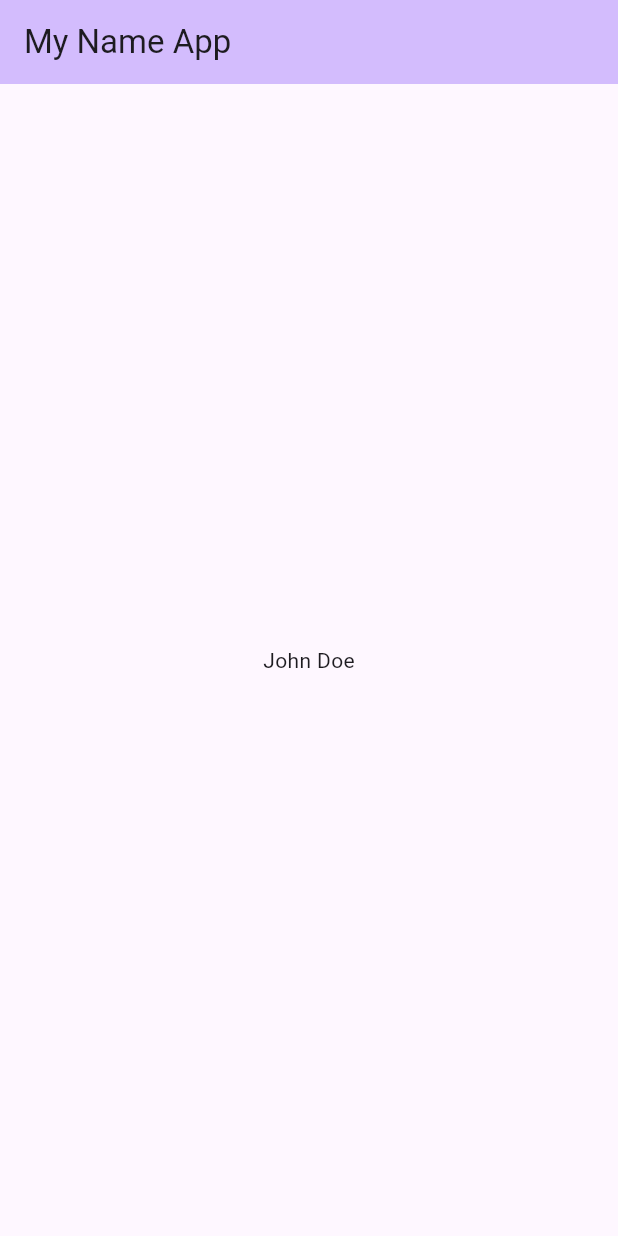
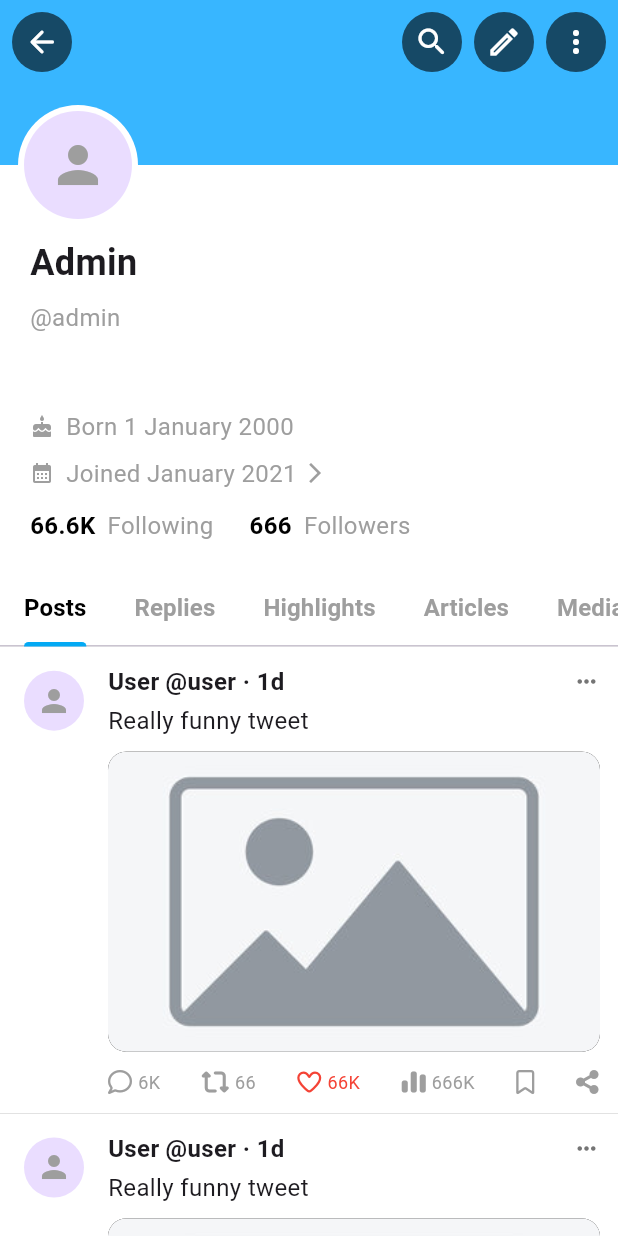
Before and after one commit to ppersimmon/flutter-learning, a Flutter app: the screen it shows after launch, on a phone screen of 412 x 824 dp. Run offline on Flutter 3.47's test engine with Material 3 defaults, Android fonts, the phone set to English and light mode, and no system bars; our stand-ins replace font_awesome_flutter.

Commit message:
feat: add homework 3

```diff
--- a/hw_01/lib/main.dart
+++ b/hw_01/lib/main.dart
@@ -1,5 +1,5 @@
 import 'package:flutter/material.dart';
-import 'person.dart';
+import 'pages/account.dart';
 
 void main() {
   runApp(const MyApp());
@@ -11,37 +11,8 @@ class MyApp extends StatelessWidget {
   @override
   Widget build(BuildContext context) {
     return MaterialApp(
-      title: 'Show My Name',
-      theme: ThemeData(
-        colorScheme: .fromSeed(seedColor: Colors.deepPurple),
-      ),
-      home: const MyHomePage(title: 'My Name App'),
+      debugShowCheckedModeBanner: false,
+      home: const AccountPage(),
     );
   }
 }
-
-class MyHomePage extends StatefulWidget {
-  const MyHomePage({super.key, required this.title});
-
-  final String title;
-
-  @override
-  State<MyHomePage> createState() => _MyHomePageState();
-}
-
-class _MyHomePageState extends State<MyHomePage> {
-  final Person person = Person(firstName: 'John', lastName: 'Doe');
-
-  @override
-  Widget build(BuildContext context) {
-    return Scaffold(
-      appBar: AppBar(
-        backgroundColor: Theme.of(context).colorScheme.inversePrimary,
-        title: Text(widget.title),
-      ),
-      body: Center(
-        child: Text('${person.firstName} ${person.lastName}'),
-      ),
-    );
-  }
-}
--- /dev/null
+++ b/hw_01/lib/pages/account.dart
@@ -0,0 +1,43 @@
+import 'package:flutter/material.dart';
+import 'package:hw_01/widgets/post_item.dart';
+import '../widgets/app_bar.dart';
+import '../widgets/account_tab_bar.dart';
+import '../widgets/profile_info.dart';
+
+class AccountPage extends StatelessWidget {
+  const AccountPage({super.key});
+
+  @override
+  Widget build(BuildContext context) {
+    return DefaultTabController(
+      length: 6,
+      child: Scaffold(
+        backgroundColor: Colors.white,
+        body: CustomScrollView(
+          slivers: [
+            const AccountAppBar(),
+
+            SliverToBoxAdapter(
+              child: ProfileInfo(),
+            ),
+
+            const SliverToBoxAdapter(
+              child: Padding(
+                padding: EdgeInsets.only(top: 20.0),
+                child: AccountTabBar(),
+              ),
+            ),
+
+            SliverList(
+              delegate: SliverChildBuilderDelegate((context, index) {
+                return const PostItem();
+              }, childCount: 3),
+            ),
+
+            const SliverToBoxAdapter(child: SizedBox(height: 40)),
+          ],
+        ),
+      ),
+    );
+  }
+}
--- a/hw_01/lib/person.dart
+++ /dev/null
@@ -1,19 +0,0 @@
-class Person {
-  String _firstName;
-  String _lastName;
-
-  Person({required String firstName, required String lastName})
-      : _firstName = firstName,
-        _lastName = lastName;
-
-  String get firstName => _firstName;
-  String get lastName => _lastName;
-
-  set firstName(String value) {
-    if (value.isNotEmpty) _firstName = value;
-  }
-
-  set lastName(String value) {
-    if (value.isNotEmpty) _lastName = value;
-  }
-}
--- /dev/null
+++ b/hw_01/lib/widgets/account_header.dart
@@ -0,0 +1,33 @@
+import 'package:flutter/material.dart';
+import 'user_avatar.dart';
+
+class AccountHeader extends StatelessWidget {
+  final double avatarRadius;
+
+  const AccountHeader({super.key, required this.avatarRadius});
+
+  @override
+  Widget build(BuildContext context) {
+    return Stack(
+      alignment: Alignment.bottomLeft,
+      children: [
+        Container(color: Colors.white),
+        Positioned.fill(
+          bottom: avatarRadius / 2 + 20,
+          child: Container(
+            color: Colors.blue,
+            child: Image.asset(
+              'assets/images/app_bar_bg.png',
+              fit: BoxFit.cover,
+            ),
+          ),
+        ),
+
+        Padding(
+          padding: const EdgeInsets.only(left: 12.0),
+          child: UserAvatar(radius: avatarRadius),
+        ),
+      ],
+    );
+  }
+}
--- /dev/null
+++ b/hw_01/lib/widgets/account_tab_bar.dart
@@ -0,0 +1,32 @@
+import 'package:flutter/material.dart';
+
+class AccountTabBar extends StatelessWidget {
+  const AccountTabBar({super.key});
+
+  @override
+  Widget build(BuildContext context) {
+    return Container(
+      decoration: const BoxDecoration(
+        border: Border(bottom: BorderSide(color: Colors.grey, width: 0.1)),
+      ),
+      child: const TabBar(
+        isScrollable: true,
+        labelColor: Colors.black,
+        unselectedLabelColor: Colors.grey,
+        indicatorColor: Colors.lightBlue,
+        indicatorWeight: 3.0,
+        labelStyle: TextStyle(fontWeight: FontWeight.bold, fontSize: 16),
+        tabAlignment: TabAlignment.start,
+
+        tabs: [
+          Tab(text: 'Posts'),
+          Tab(text: 'Replies'),
+          Tab(text: 'Highlights'),
+          Tab(text: 'Articles'),
+          Tab(text: 'Media'),
+          Tab(text: 'Likes'),
+        ],
+      ),
+    );
+  }
+}
--- /dev/null
+++ b/hw_01/lib/widgets/app_bar.dart
@@ -0,0 +1,31 @@
+import 'package:flutter/material.dart';
+import 'account_header.dart';
+import 'circle_icon.dart';
+
+class AccountAppBar extends StatelessWidget {
+  const AccountAppBar({super.key});
+
+  @override
+  Widget build(BuildContext context) {
+    return SliverAppBar(
+      expandedHeight: 150.0,
+      pinned: true,
+      backgroundColor: const Color(0xFF38b6ff),
+
+      leading: Center(child: CircleIcon(icon: Icons.arrow_back_rounded)),
+
+      actions: [
+        CircleIcon(icon: Icons.search_rounded),
+        const SizedBox(width: 8),
+        CircleIcon(icon: Icons.edit_outlined),
+        const SizedBox(width: 8),
+        CircleIcon(icon: Icons.more_vert_rounded),
+        const SizedBox(width: 8),
+      ],
+
+      flexibleSpace: FlexibleSpaceBar(
+        background: AccountHeader(avatarRadius: 40),
+      ),
+    );
+  }
+}
--- /dev/null
+++ b/hw_01/lib/widgets/circle_icon.dart
@@ -0,0 +1,26 @@
+import 'package:flutter/material.dart';
+
+class CircleIcon extends StatelessWidget {
+  final IconData icon;
+
+  const CircleIcon({
+    super.key,
+    required this.icon,
+});
+
+  @override
+  Widget build(BuildContext context) {
+    return Container(
+      padding: const EdgeInsets.all(8.0),
+      decoration: BoxDecoration(
+        color: Colors.black.withValues(alpha: 0.6),
+        shape: BoxShape.circle,
+      ),
+      child: Icon(
+        icon,
+        color: Colors.white,
+        size: 24,
+      ),
+    );
+  }
+}
--- /dev/null
+++ b/hw_01/lib/widgets/post_item.dart
@@ -0,0 +1,103 @@
+import 'package:flutter/material.dart';
+import 'package:font_awesome_flutter/font_awesome_flutter.dart';
+import 'user_avatar.dart';
+
+class PostItem extends StatelessWidget {
+  const PostItem({super.key});
+
+  @override
+  Widget build(BuildContext context) {
+    return Container(
+      decoration: const BoxDecoration(
+        border: Border(bottom: BorderSide(color: Colors.grey, width: 0.2)),
+      ),
+      padding: const EdgeInsets.all(12),
+      child: Row(
+        crossAxisAlignment: CrossAxisAlignment.start,
+        children: [
+          const UserAvatar(
+            radius: 24,
+          ),
+
+          const SizedBox(width: 12),
+
+          Expanded(
+            child: Column(
+              crossAxisAlignment: CrossAxisAlignment.start,
+              children: [
+                Row(
+                  children: [
+                    const Text(
+                      'User',
+                      style: TextStyle(
+                        fontWeight: FontWeight.bold,
+                        fontSize: 16,
+                      ),
+                    ),
+                    const SizedBox(width: 4),
+                    Text(
+                      '@user · 1d',
+                      style: TextStyle(
+                        fontWeight: FontWeight.bold,
+                        fontSize: 16,
+                      ),
+                    ),
+                    const Spacer(),
+                    Icon(Icons.more_horiz, size: 18, color: Colors.grey[600]),
+                  ],
+                ),
+                const SizedBox(height: 4),
+                const Text(
+                  'Really funny tweet',
+                  style: TextStyle(fontSize: 16, height: 1.3),
+                ),
+                const SizedBox(height: 10),
+
+                Container(
+                  height: 200,
+                  width: double.infinity,
+                  decoration: BoxDecoration(
+                    borderRadius: BorderRadius.circular(12),
+                    color: Colors.black,
+                    image: const DecorationImage(
+                      image: AssetImage('assets/images/post_img.jpg'),
+                      fit: BoxFit.cover,
+                    ),
+                  ),
+                ),
+                const SizedBox(height: 12),
+
+                Row(
+                  mainAxisAlignment: MainAxisAlignment.spaceBetween,
+                  children: [
+                    _buildActionButton(FontAwesomeIcons.comment, '6K'),
+                    _buildActionButton(FontAwesomeIcons.retweet, '66'),
+                    _buildActionButton(FontAwesomeIcons.heart, '66K', color: Colors.red,),
+                    _buildActionButton(FontAwesomeIcons.chartSimple, '666K'),
+                    _buildActionButton(FontAwesomeIcons.bookmark, ''),
+                    _buildActionButton(FontAwesomeIcons.shareNodes, ''),
+                  ],
+                ),
+              ],
+            ),
+          ),
+        ],
+      ),
+    );
+  }
+}
+
+Widget _buildActionButton(IconData icon, String label, {Color? color}) {
+  return Row(
+    children: [
+      FaIcon(icon, size: 16, color: color ?? Colors.grey),
+      if (label.isNotEmpty) ...[
+        const SizedBox(width: 4),
+        Text(
+          label,
+          style: TextStyle(fontSize: 12, color: color ?? Colors.grey),
+        ),
+      ],
+    ],
+  );
+}
--- /dev/null
+++ b/hw_01/lib/widgets/profile_info.dart
@@ -0,0 +1,93 @@
+import 'package:flutter/material.dart';
+
+class ProfileInfo extends StatelessWidget {
+  const ProfileInfo({super.key});
+
+  @override
+  Widget build(BuildContext context) {
+    return Padding(
+      padding: const EdgeInsets.symmetric(horizontal: 20.0),
+      child: Column(
+        crossAxisAlignment: CrossAxisAlignment.start,
+        children: [
+          const SizedBox(height: 8),
+          const Text(
+            'Admin',
+            style: TextStyle(
+              fontSize: 24,
+              fontWeight: FontWeight.bold,
+            ),
+          ),
+          const SizedBox(height: 8),
+          const Text(
+            '@admin',
+            style: TextStyle(fontSize: 16, color: Colors.grey),
+          ),
+          const SizedBox(height: 50),
+          Row(
+            children: [
+              Icon(Icons.cake, size: 16, color: Colors.grey),
+              const SizedBox(width: 8),
+              const Text(
+                'Born 1 January 2000 ',
+                style: TextStyle(fontSize: 16, color: Colors.grey),
+              ),
+            ],
+          ),
+          const SizedBox(height: 8),
+          Row(
+            children: [
+              Icon(
+                Icons.calendar_month,
+                size: 16,
+                color: Colors.grey,
+              ),
+              const SizedBox(width: 8),
+              const Text(
+                'Joined January 2021 ',
+                style: TextStyle(fontSize: 16, color: Colors.grey),
+              ),
+              Icon(
+                Icons.arrow_forward_ios,
+                size: 16,
+                color: Colors.grey,
+              ),
+            ],
+          ),
+          const SizedBox(height: 12),
+          Row(
+            children: [
+              const Text(
+                '66.6K',
+                style: TextStyle(
+                  fontSize: 16,
+                  color: Colors.black,
+                  fontWeight: FontWeight.bold,
+                ),
+              ),
+              const SizedBox(width: 8),
+              const Text(
+                'Following',
+                style: TextStyle(fontSize: 16, color: Colors.grey),
+              ),
+              const SizedBox(width: 24),
+              const Text(
+                '666',
+                style: TextStyle(
+                  fontSize: 16,
+                  color: Colors.black,
+                  fontWeight: FontWeight.bold,
+                ),
+              ),
+              const SizedBox(width: 8),
+              const Text(
+                'Followers',
+                style: TextStyle(fontSize: 16, color: Colors.grey),
+              ),
+            ],
+          ),
+        ],
+      ),
+    );
+  }
+}
--- /dev/null
+++ b/hw_01/lib/widgets/user_avatar.dart
@@ -0,0 +1,29 @@
+import 'package:flutter/material.dart';
+
+class UserAvatar extends StatelessWidget {
+  final double radius;
+  final String? avatarImgUrl;
+
+  const UserAvatar({
+    super.key,
+    this.radius = 50.0,
+    this.avatarImgUrl,
+});
+
+  @override
+  Widget build(BuildContext context) {
+    return CircleAvatar(
+      radius: radius,
+      backgroundColor: Colors.white,
+      child: CircleAvatar(
+        radius: radius - 4,
+        backgroundImage: avatarImgUrl != null
+            ? AssetImage(avatarImgUrl!)
+            : null,
+        child: avatarImgUrl == null
+            ? Icon(Icons.person, size: radius, color: Colors.grey)
+            : null,
+      ),
+    );
+  }
+}
--- a/hw_01/pubspec.yaml
+++ b/hw_01/pubspec.yaml
@@ -28,6 +28,7 @@ environment:
 # the latest version available on pub.dev. To see which dependencies have newer
 # versions available, run `flutter pub outdated`.
 dependencies:
+  font_awesome_flutter: ^10.12.0
   flutter:
     sdk: flutter
 
@@ -58,7 +59,8 @@ flutter:
   uses-material-design: true
 
   # To add assets to your application, add an assets section, like this:
-  # assets:
+  assets:
+    - assets/images/
   #   - images/a_dot_burr.jpeg
   #   - images/a_dot_ham.jpeg
 
```
Also changed, not shown: hw_01/assets/images/app_bar_bg.png (added), hw_01/assets/images/post_img.jpg (added).
